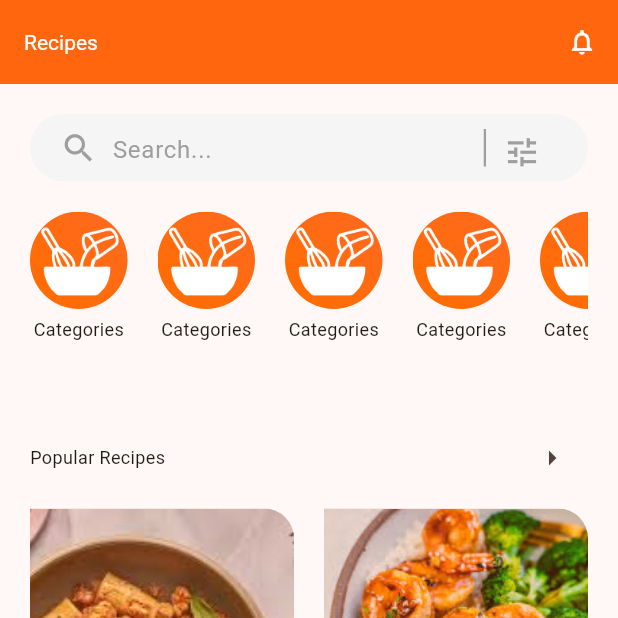
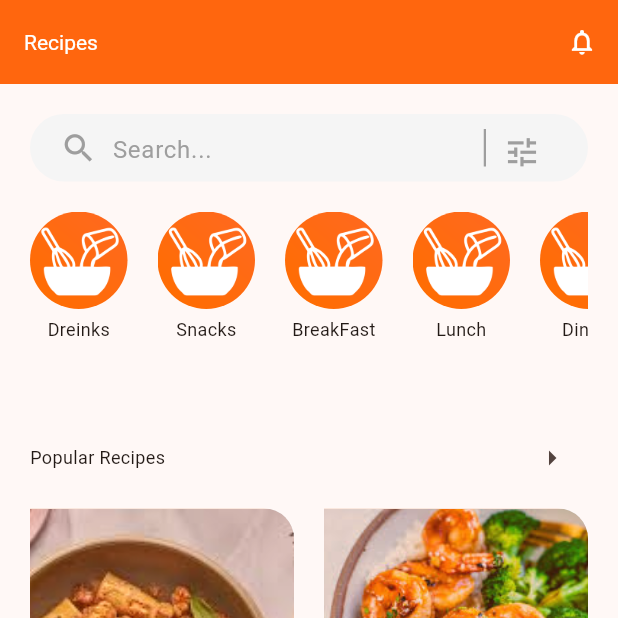
Before and after one commit to 1king-sly/recipe-app, a Flutter app: the screen it shows after launch, on a phone screen of 412 x 824 dp, the top half of it. Run offline on Flutter 3.47's test engine with Material 3 defaults, Android fonts, the phone set to English and light mode, and no system bars; our stand-ins replace animated_splash_screen, carousel_slider, lazy_load_scrollview, lottie, page_transition.

```diff
--- a/lib/components/categories.dart
+++ b/lib/components/categories.dart
@@ -1,4 +1,5 @@
 import 'package:flutter/material.dart';
+import 'package:recipe/types/data_types.dart';
 
 class Categories extends StatefulWidget {
   const Categories({super.key});
@@ -20,19 +21,20 @@ class _CategoriesState extends State<Categories> {
               Container(
                 width: 65,
                 height: 65,
-                decoration: const BoxDecoration(
+                decoration: BoxDecoration(
                     shape: BoxShape.circle,
                     image: DecorationImage(
-                        image: AssetImage('assets/images/appstore.png'),
+                        image: AssetImage(categories[index].imagePath),
                         fit: BoxFit.cover)),
               ),
               const SizedBox(height: 5),
-              const Text("Categories",
-                  style: TextStyle(fontSize: 12, fontWeight: FontWeight.normal))
+              Text(categories[index].name,
+                  style: const TextStyle(
+                      fontSize: 12, fontWeight: FontWeight.normal))
             ],
           );
         },
-        itemCount: 20,
+        itemCount: categories.length,
         separatorBuilder: (BuildContext context, int index) => const SizedBox(
           width: 20,
         ),
--- a/lib/components/favorites_recipe_card.dart
+++ b/lib/components/favorites_recipe_card.dart
@@ -1,5 +1,4 @@
 import 'package:flutter/material.dart';
-import 'package:recipe/constants/constants.dart';
 
 class FavoriteRecipeCard extends StatefulWidget {
   final String imagePath;
--- /dev/null
+++ b/lib/types/data_types.dart
@@ -0,0 +1,35 @@
+class Category {
+  final String name;
+  final String imagePath;
+
+  Category({required this.name, required this.imagePath});
+}
+class RecipeOwner {
+  final String name;
+  final String? imagePath;
+
+  RecipeOwner({required this.name,  this.imagePath});
+}
+
+
+
+
+
+final List<Category> categories = [
+ Category(name: "Dreinks", imagePath: 'assets/images/appstore.png'),
+ Category(name: "Snacks", imagePath: 'assets/images/appstore.png'),
+ Category(name: "BreakFast", imagePath: 'assets/images/appstore.png'),
+ Category(name: "Lunch", imagePath: 'assets/images/appstore.png'),
+ Category(name: "Dinner", imagePath: 'assets/images/appstore.png'),
+ Category(name: "Dreinks", imagePath: 'assets/images/appstore.png'),
+ Category(name: "Snacks", imagePath: 'assets/images/appstore.png'),
+ Category(name: "BreakFast", imagePath: 'assets/images/appstore.png'),
+ Category(name: "Lunch", imagePath: 'assets/images/appstore.png'),
+ Category(name: "Dinner", imagePath: 'assets/images/appstore.png'),
+ Category(name: "Dreinks", imagePath: 'assets/images/appstore.png'),
+ Category(name: "Snacks", imagePath: 'assets/images/appstore.png'),
+ Category(name: "BreakFast", imagePath: 'assets/images/appstore.png'),
+ Category(name: "Lunch", imagePath: 'assets/images/appstore.png'),
+ Category(name: "Dinner", imagePath: 'assets/images/appstore.png'),
+
+];
--- a/pubspec.yaml
+++ b/pubspec.yaml
@@ -39,6 +39,7 @@ dependencies:
   lottie: ^3.2.0
   page_transition: ^2.2.1
   lazy_load_scrollview: ^1.3.0
+  carousel_slider: ^5.0.0
 
 dev_dependencies:
   flutter_test:
```
Also changed, not shown: lib/components/recipe_card.dart (+10 -2 lines), lib/components/recipe_owner_card.dart (added, +49 -0 lines), lib/pages/single_recipe_page.dart (+99 -3 lines), assets/images/user.jpg (added), pubspec.lock.
